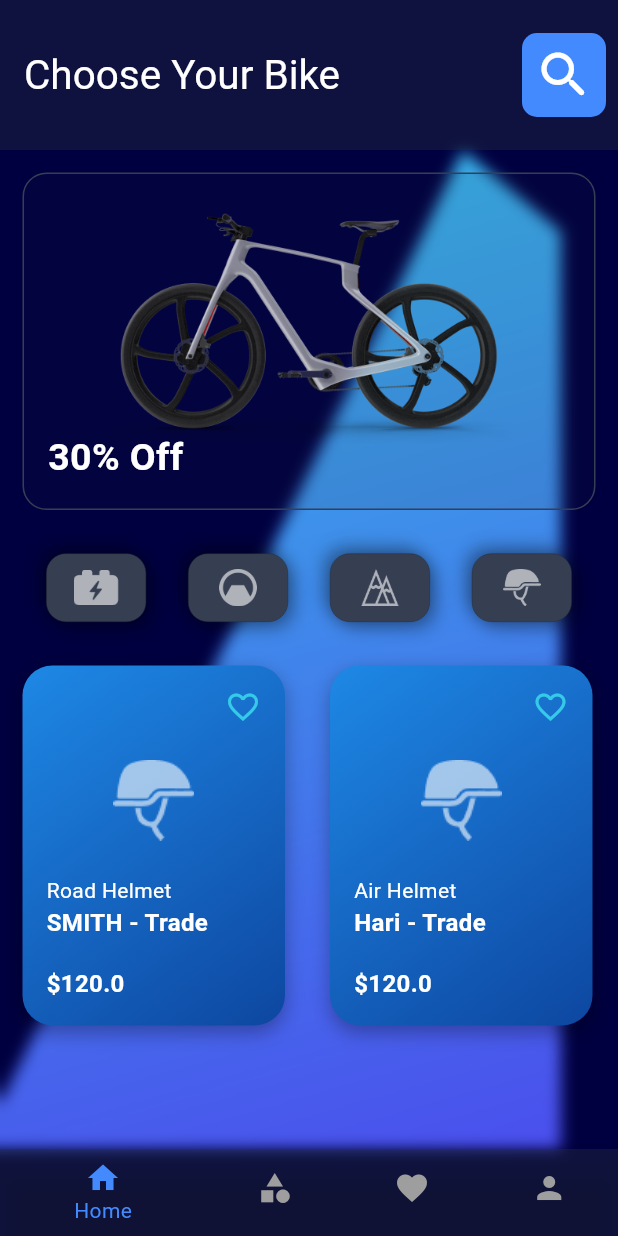
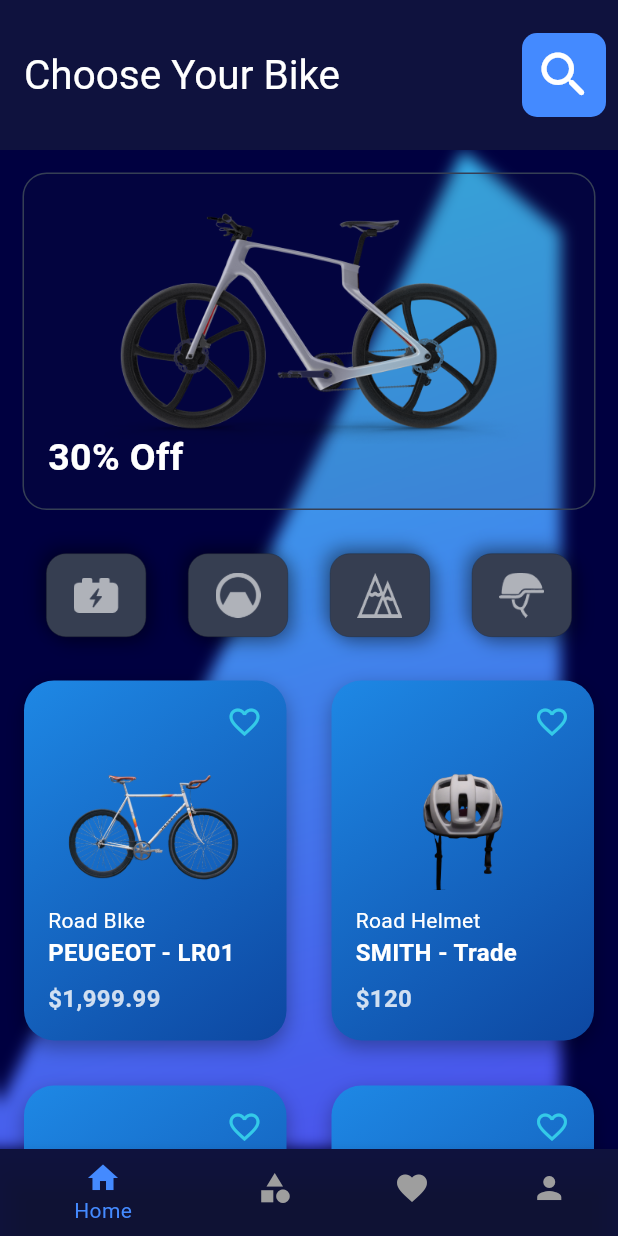
Before and after one commit to HariHara-sn/Bitlify-app, a Flutter app: the screen it shows after launch, on a phone screen of 412 x 824 dp. Run offline on Flutter 3.47's test engine with Material 3 defaults, Android fonts, the phone set to English and light mode, and no system bars; our stand-ins replace flutter_neumorphic_plus, flutter_riverpod, shimmer.

Commit message:
updated Themes

```diff
--- a/lib/core/constants/images.dart
+++ b/lib/core/constants/images.dart
@@ -5,7 +5,7 @@ class AppImages {
   static const String helmetImage = 'assets/helmet.png';
   static const String unionImage = 'assets/Union.png';
   static const String rectangle = 'assets/rectangle.png';
-
-
-
+  static const String vectorcycle = 'assets/v-big-cycle.png';
+  static const String vectorHelmet = 'assets/vhelmet.png';
+  static const String pivotBike = 'assets/pilot_bycycle.png';
 }
--- a/lib/core/constants/styles.dart
+++ b/lib/core/constants/styles.dart
@@ -1,4 +1,3 @@
-import 'package:flutter/material.dart';
 import 'package:flutter_neumorphic_plus/flutter_neumorphic.dart';
 
 import 'colors.dart';
--- a/lib/core/themes/theme.dart
+++ b/lib/core/themes/theme.dart
@@ -1,8 +1,15 @@
+import 'package:bike_shoping_app/core/constants/styles.dart';
 import '/core/constants/colors.dart';
 import 'package:flutter/material.dart';
 
 ThemeData appTheme = ThemeData(
-  // primaryColor: AppColors.accent,
   scaffoldBackgroundColor: AppColors.background,
   textTheme: const TextTheme(),
+
+  appBarTheme: const AppBarTheme(
+    surfaceTintColor: AppColors.blue,
+    backgroundColor: AppColors.blue,
+    titleTextStyle: AppStyles.customStyle,
+    toolbarHeight: 100,
+  ),
 );
--- a/lib/core/utils/widgets/custom_neobutton.dart
+++ b/lib/core/utils/widgets/custom_neobutton.dart
@@ -15,7 +15,7 @@ class CustomNeobutton extends StatelessWidget {
           style: AppStyles.neuStyle,
           child: Image.asset(
             width: 30,
-            height: 25,
+            height: 35,
             img,
             color: AppColors.white.withOpacity(1),
           )),
--- /dev/null
+++ b/lib/core/utils/widgets/custom_searchbtn.dart
@@ -0,0 +1,25 @@
+import 'package:bike_shoping_app/core/constants/colors.dart';
+import 'package:flutter/material.dart';
+
+class CustomSearchButton extends StatelessWidget {
+  const CustomSearchButton({super.key});
+
+  @override
+  Widget build(BuildContext context) {
+    return IconButton(
+            onPressed: () {},
+            icon: Container(
+              padding: const EdgeInsets.all(8),
+              decoration: const BoxDecoration(
+                color: AppColors.skyblue,
+                borderRadius: BorderRadius.all(Radius.circular(10)),
+              ),
+              child: const Icon(
+                Icons.search_rounded,
+                size: 40,
+                color: AppColors.white,
+              ),
+            ),
+          );
+  }
+}
--- a/lib/core/utils/widgets/product_card.dart
+++ b/lib/core/utils/widgets/product_card.dart
@@ -62,15 +62,13 @@ class _ProductCardState extends State<ProductCard> {
               const SizedBox(height: 10),
               Center(
                 child: Image.asset(
-                  // 'assets/helmet.png',
                   widget.product.image,
-                  width: 80,
-                  height: 80,
+                  width: 125,
+                  height: 90,
                 ),
               ),
               const SizedBox(height: 10),
               Text(
-                // 'Road Helmet',
                 widget.product.name,
                 style: const TextStyle(
                   color: Colors.white,
@@ -79,7 +77,6 @@ class _ProductCardState extends State<ProductCard> {
                 ),
               ),
               Text(
-                // 'SMITH - Trade',
                 widget.product.description,
                 style: const TextStyle(
                   color: Colors.white,
@@ -89,10 +86,9 @@ class _ProductCardState extends State<ProductCard> {
               ),
               const Spacer(),
               Text(
-                // '\$120',
                 '\$${widget.product.price}',
-                style: const TextStyle(
-                  color: Colors.white,
+                style: TextStyle(
+                  color: Colors.white.withOpacity(0.8),
                   fontSize: 16,
                   fontWeight: FontWeight.bold,
                 ),
--- a/lib/features/product/controllers/product_controller.dart
+++ b/lib/features/product/controllers/product_controller.dart
@@ -1,7 +1,6 @@
 import '../models/product_model.dart';
 import 'package:flutter_riverpod/flutter_riverpod.dart';
 import 'package:bike_shoping_app/core/constants/images.dart';
-
 
 final productProvider = FutureProvider<List<ProductModel>>((ref) async {
   await Future.delayed(const Duration(seconds: 2));
@@ -9,17 +8,31 @@ final productProvider = FutureProvider<List<ProductModel>>((ref) async {
   return [
     ProductModel(
       productid: 1,
+      name: 'Road BIke',
+      description: 'PEUGEOT - LR01',
+      price: '1,999.99',
+      image: AppImages.vectorcycle,
+    ),
+    ProductModel(
+      productid: 2,
       name: 'Road Helmet',
       description: 'SMITH - Trade',
-      price: 120,
-      image: AppImages.helmetImage,
+      price: '120',
+      image: AppImages.vectorHelmet,
     ),
     ProductModel(
-      productid: 1,
-      name: 'Air Helmet',
-      description: 'Hari - Trade',
-      price: 120,
-      image: AppImages.helmetImage,
+      productid: 4,
+      name: 'Off Road bike',
+      description: 'PILOT - CHROMOLY',
+      price: '3,999.99',
+      image: AppImages.pivotBike,
+    ),
+    ProductModel(
+      productid: 3,
+      name: 'E-Bike',
+      description: 'Hari-Trade',
+      price: '5,999.99',
+      image: AppImages.bikeImage,
     ),
   ];
 });
--- a/lib/features/product/models/product_model.dart
+++ b/lib/features/product/models/product_model.dart
@@ -2,7 +2,7 @@ class ProductModel {
   final int productid;
   final String name;
   final String description;
-  final double price;
+  final String price;
   final String image;
 
   ProductModel({
--- a/lib/features/product/screens/product_list_screen.dart
+++ b/lib/features/product/screens/product_list_screen.dart
@@ -1,7 +1,9 @@
 import 'dart:ui';
-import 'package:bike_shoping_app/core/constants/colors.dart';
+import 'package:bike_shoping_app/core/utils/widgets/custom_searchbtn.dart';
+import 'package:bike_shoping_app/features/widgets/bottomNavigationBar.dart';
+import 'package:bike_shoping_app/features/widgets/initial_container.dart';
+import 'package:shimmer/shimmer.dart';
 import 'package:bike_shoping_app/core/constants/images.dart';
-import 'package:bike_shoping_app/core/constants/styles.dart';
 import 'package:bike_shoping_app/core/utils/error_screen.dart';
 import 'package:bike_shoping_app/core/utils/widgets/custom_neobutton.dart';
 import 'package:bike_shoping_app/core/utils/widgets/product_card.dart';
@@ -17,29 +19,8 @@ class ProductListScreen extends ConsumerStatefulWidget {
   ConsumerState<ProductListScreen> createState() => _ProductListScreenState();
 }
 
-class _ProductListScreenState extends ConsumerState<ProductListScreen>  with SingleTickerProviderStateMixin {
-  late AnimationController _controller;
+class _ProductListScreenState extends ConsumerState<ProductListScreen> {
   int _selectedIndex = 0;
-
-  @override
-  void initState() {
-    super.initState();
-    _controller = AnimationController(
-      vsync: this,
-      duration: const Duration(seconds: 2),
-    );
-  }
-
-  @override
-  void dispose() {
-    _controller.dispose();
-    super.dispose();
-  }
-
-  void _onTap() {
-    if (_controller.isAnimating) return;
-    _controller.forward(from: 0.0);
-  }
 
   void _onItemTapped(int index) {
     setState(() {
@@ -52,26 +33,7 @@ class _ProductListScreenState extends ConsumerState<ProductListScreen>  with Sin
     final productData = ref.watch(productProvider);
     return Scaffold(
       appBar: AppBar(
-        backgroundColor: AppColors.blue,
-        titleTextStyle: AppStyles.customStyle,
-        toolbarHeight: 100,
-        actions: [
-          IconButton(
-            onPressed: () {},
-            icon: Container(
-              padding: const EdgeInsets.all(8),
-              decoration: const BoxDecoration(
-                color: AppColors.skyblue,
-                borderRadius: BorderRadius.all(Radius.circular(10)),
-              ),
-              child: const Icon(
-                Icons.search_rounded,
-                size: 40,
-                color: AppColors.white,
-              ),
-            ),
-          ),
-        ],
+        actions: const [CustomSearchButton()],
         title: Copies.appbarname,
       ),
       body: Stack(
@@ -84,48 +46,8 @@ class _ProductListScreenState extends ConsumerState<ProductListScreen>  with Sin
             child: Column(
               children: [
                 BackdropFilter(
-                  filter: ImageFilter.blur(sigmaX: 5, sigmaY: 5),
-                  child: Container(
-                    margin: const EdgeInsets.all(15),
-                    height: 225,
-                    decoration: BoxDecoration(
-                      color: AppColors.backgroundBlur.withOpacity(0.1),
-                      borderRadius: BorderRadius.circular(16),
-                      border:
-                          Border.all(width: 1, color: const Color(0xFF353F54)),
-                      boxShadow: const <BoxShadow>[],
-                    ),
-                    child: Stack(
-                      children: [
-                        Positioned(
-                          top: 20,
-                          right: 20,
-                          left: 20,
-                          child: GestureDetector(
-                            onTap: _onTap,
-                            child: AnimatedBuilder(
-                              animation: _controller,
-                              builder: (context, child) {
-                                return Transform.rotate(
-                                  angle: _controller.value * 2 * 3.14159265359,
-                                  child: child,
-                                );
-                              },
-                              child: Image.asset(
-                                AppImages.bikeImage,
-                                height: 160,
-                                width: 330,
-                                fit: BoxFit.contain,
-                              ),
-                            ),
-                          ),
-                        ),
-                        const Positioned(
-                            bottom: 16, left: 16, child: Copies.offer),
-                      ],
-                    ),
-                  ),
-                ),
+                    filter: ImageFilter.blur(sigmaX: 5, sigmaY: 5),
+                    child: const InitialContainer()),
                 const SingleChildScrollView(
                   scrollDirection: Axis.horizontal,
                   child: Row(
@@ -146,69 +68,47 @@ class _ProductListScreenState extends ConsumerState<ProductListScreen>  with Sin
                   ),
                 ),
                 productData.when(
-                    data: (products) => Row(
-                          children: [
-                            for (var product in products)
-                              ProductCard(product: product),
-                          ],
+                  data: (products) => Wrap(
+                    children: [
+                      for (var product in products)
+                        ProductCard(product: product),
+                    ],
+                  ),
+                  loading: () => Wrap(
+                    children: List.generate(
+                      4,
+                      (index) => Shimmer.fromColors(
+                        baseColor: Colors.blue[300]!,
+                        highlightColor: Colors.grey[100]!,
+                        child: Container(
+                          margin: const EdgeInsets.all(15.0),
+                          width: 175,
+                          height: 240,
+                          decoration: BoxDecoration(
+                            borderRadius: BorderRadius.circular(20),
+                            gradient: LinearGradient(
+                              colors: [
+                                Colors.blueGrey.shade400,
+                                Colors.blue.shade900
+                              ],
+                              begin: Alignment.topLeft,
+                              end: Alignment.bottomRight,
+                            ),
+                          ),
                         ),
-                    loading: () => const Center(
-                            child: CircularProgressIndicator(
-                          color: AppColors.background,
-                        )),
-                    error: (err, stack) => const ErrorScreen())
-                    // productData.when(
-                //   data: (products) => Padding(
-                //     padding: const EdgeInsets.all(16),
-                //     child: Wrap(
-                //       spacing: 16, // Horizontal space between items
-                //       runSpacing: 16, // Vertical space between rows
-                //       children: [
-                //         for (var product in products)
-                //           ProductCard(product: product),
-                //       ],
-                //     ),
-                //   ),
-                //   loading: () => const Center(
-                //     child: CircularProgressIndicator(
-                //       color: AppColors.background,
-                //     ),
-                //   ),
-                //   error: (err, stack) => const ErrorScreen(),
-                // )
+                      ),
+                    ),
+                  ),
+                  error: (err, stack) => const ErrorScreen(),
+                )
               ],
             ),
           ),
         ],
       ),
-      bottomNavigationBar: BottomNavigationBar(
-        elevation: 8,
-        items: const <BottomNavigationBarItem>[
-          BottomNavigationBarItem(
-            icon: Icon(Icons.home),
-            label: 'Home',
-            backgroundColor: AppColors.blue,
-          ),
-          BottomNavigationBarItem(
-            icon: Icon(Icons.category),
-            label: 'Categories',
-            backgroundColor: AppColors.blue,
-          ),
-          BottomNavigationBarItem(
-            icon: Icon(Icons.favorite),
-            label: 'Wishlist',
-            backgroundColor: AppColors.blue,
-          ),
-          BottomNavigationBarItem(
-            icon: Icon(Icons.person),
-            label: 'Profile',
-            backgroundColor: AppColors.blue,
-          ),
-        ],
-        currentIndex: _selectedIndex,
-        selectedItemColor: AppColors.skyblue,
-        unselectedItemColor: Colors.grey,
-        onTap: _onItemTapped,
+      bottomNavigationBar: Bottomnavigationbar(
+        selectedIndex: _selectedIndex,
+        onItemTapped: _onItemTapped,
       ),
     );
   }
--- /dev/null
+++ b/lib/features/widgets/bottomNavigationBar.dart
@@ -0,0 +1,42 @@
+import 'package:bike_shoping_app/core/constants/colors.dart';
+import 'package:flutter/material.dart';
+
+class Bottomnavigationbar extends StatelessWidget {
+  final int selectedIndex;
+  final void Function(int) onItemTapped;
+  const Bottomnavigationbar({required this.selectedIndex,required this.onItemTapped ,super.key});
+
+  @override
+  Widget build(BuildContext context) {
+    return BottomNavigationBar(
+        elevation: 8,
+        backgroundColor: AppColors.blue.withOpacity(0.8),
+        items: const <BottomNavigationBarItem>[
+          BottomNavigationBarItem(
+            icon: Icon(Icons.home),
+            label: 'Home',
+            backgroundColor: AppColors.blue,
+          ),
+          BottomNavigationBarItem(
+            icon: Icon(Icons.category),
+            label: 'Categories',
+            backgroundColor: AppColors.blue,
+          ),
+          BottomNavigationBarItem(
+            icon: Icon(Icons.favorite),
+            label: 'Wishlist',
+            backgroundColor: AppColors.blue,
+          ),
+          BottomNavigationBarItem(
+            icon: Icon(Icons.person),
+            label: 'Profile',
+            backgroundColor: AppColors.blue,
+          ),
+        ],
+        currentIndex: selectedIndex,
+        selectedItemColor: AppColors.skyblue,
+        unselectedItemColor: Colors.grey,
+        onTap: onItemTapped,
+      );
+  }
+}
--- /dev/null
+++ b/lib/features/widgets/initial_container.dart
@@ -0,0 +1,78 @@
+import 'package:bike_shoping_app/core/constants/colors.dart';
+import 'package:bike_shoping_app/core/constants/copies.dart';
+import 'package:bike_shoping_app/core/constants/images.dart';
+import 'package:flutter/material.dart';
+
+class InitialContainer extends StatefulWidget {
+  const InitialContainer({super.key});
+
+  @override
+  State<InitialContainer> createState() => _InitialContainerState();
+}
+
+class _InitialContainerState extends State<InitialContainer>
+    with SingleTickerProviderStateMixin {
+  late AnimationController _controller;
+
+  @override
+  void initState() {
+    super.initState();
+    _controller = AnimationController(
+      vsync: this,
+      duration: const Duration(seconds: 2),
+    );
+  }
+
+  @override
+  void dispose() {
+    _controller.dispose();
+    super.dispose();
+  }
+
+  void _onTap() {
+    if (_controller.isAnimating) return;
+    _controller.forward(from: 0.0);
+  }
+
+  @override
+  Widget build(BuildContext context) {
+    return Container(
+      margin: const EdgeInsets.all(15),
+      height: 225,
+      decoration: BoxDecoration(
+        color: AppColors.backgroundBlur.withOpacity(0.1),
+        borderRadius: BorderRadius.circular(16),
+        border: Border.all(width: 1, color: const Color(0xFF353F54)),
+        boxShadow: const <BoxShadow>[],
+      ),
+      child: Stack(
+        children: [
+          Positioned(
+            top: 20,
+            right: 20,
+            left: 20,
+            child: GestureDetector(
+              onTap: _onTap,
+              child: AnimatedBuilder(
+                animation: _controller,
+                builder: (context, child) {
+                  return Transform.rotate(
+                    angle: _controller.value * 2 * 3.14159265359,
+                    child: child,
+                  );
+                },
+                child: Image.asset(
+                  AppImages.bikeImage,
+                  height: 160,
+                  width: 330,
+                  fit: BoxFit.contain,
+                ),
+              ),
+            ),
+          ),
+          const Positioned(bottom: 16, left: 16, child: Copies.offer),
+        ],
+      ),
+    );
+  }
+}
--- a/lib/main.dart
+++ b/lib/main.dart
@@ -1,17 +1,24 @@
-import 'package:bike_shoping_app/core/themes/theme.dart';
 import 'package:flutter/material.dart';
 import 'package:flutter_riverpod/flutter_riverpod.dart';
+import 'core/themes/theme.dart';
 import 'routes/route_generator.dart';
 import 'routes/routes.dart';
 import 'package:flutter_neumorphic_plus/flutter_neumorphic.dart';
+import 'package:flutter/services.dart';
 
 void main() {
+  WidgetsFlutterBinding.ensureInitialized();
+  SystemChrome.setPreferredOrientations([
+    DeviceOrientation.portraitUp,
+    DeviceOrientation.portraitDown,
+  ]).then((_) {
     runApp(
       const MaterialApp(
         debugShowCheckedModeBanner: false,
         home: ProviderScope(child: MyApp()),
       ),
     );
+  });
 }
 
 class MyApp extends StatelessWidget {
--- a/pubspec.yaml
+++ b/pubspec.yaml
@@ -15,6 +15,7 @@ dependencies:
   cupertino_icons: ^1.0.8
   flutter_neumorphic_plus: ^3.4.0
   flutter_riverpod: ^2.6.1
+  shimmer: ^3.0.0
 
 dev_dependencies:
   flutter_test:
```
Also changed, not shown: lib/features/product/screens/product_detail_screen.dart (deleted, +0 -24 lines), assets/pilot_bycycle.png (added), assets/v-big-cycle.png (added), assets/vcycle.png (added), assets/vhelmet.png (added), pubspec.lock. Lines whose indentation alone changed are shown as unchanged.
